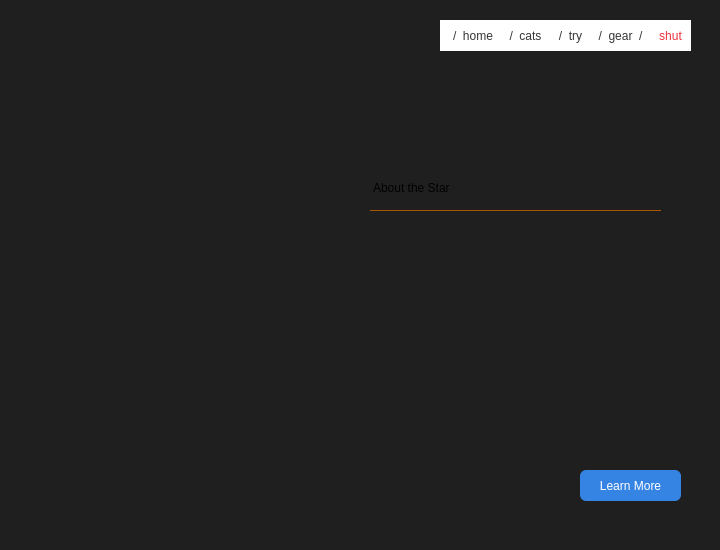
Qt form ui/planet_info.ui (tesla1618/RedShiftIndex) before a commit.
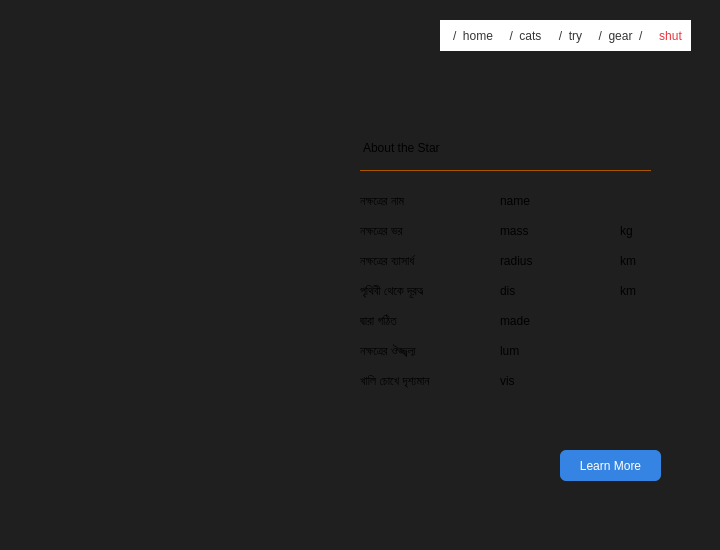
The same form after that commit. Icons and pictures are not drawn.

What changed in the file:
```diff
--- a/ui/planet_info.ui
+++ b/ui/planet_info.ui
@@ -84,8 +84,8 @@
    <widget class="QLabel" name="objName">
     <property name="geometry">
      <rect>
-      <x>370</x>
-      <y>170</y>
+      <x>360</x>
+      <y>130</y>
       <width>291</width>
       <height>41</height>
      </rect>
@@ -239,8 +239,8 @@
    <widget class="QLabel" name="imgMain">
     <property name="geometry">
      <rect>
-      <x>40</x>
-      <y>190</y>
+      <x>50</x>
+      <y>150</y>
       <width>261</width>
       <height>261</height>
      </rect>
@@ -255,8 +255,8 @@
    <widget class="QPushButton" name="nextPage">
     <property name="geometry">
      <rect>
-      <x>580</x>
-      <y>470</y>
+      <x>560</x>
+      <y>450</y>
       <width>101</width>
       <height>31</height>
      </rect>
@@ -277,17 +277,225 @@
    <widget class="QLabel" name="label">
     <property name="geometry">
      <rect>
-      <x>370</x>
+      <x>360</x>
+      <y>190</y>
+      <width>121</width>
+      <height>21</height>
+     </rect>
+    </property>
+    <property name="text">
+     <string>নক্ষত্রের নাম</string>
+    </property>
+   </widget>
+   <widget class="QLabel" name="label_2">
+    <property name="geometry">
+     <rect>
+      <x>360</x>
+      <y>220</y>
+      <width>121</width>
+      <height>21</height>
+     </rect>
+    </property>
+    <property name="text">
+     <string>নক্ষত্রের ভর</string>
+    </property>
+   </widget>
+   <widget class="QLabel" name="label_3">
+    <property name="geometry">
+     <rect>
+      <x>360</x>
+      <y>280</y>
+      <width>121</width>
+      <height>21</height>
+     </rect>
+    </property>
+    <property name="text">
+     <string>পৃথিবী থেকে দূরত্ব</string>
+    </property>
+   </widget>
+   <widget class="QLabel" name="label_4">
+    <property name="geometry">
+     <rect>
+      <x>360</x>
       <y>250</y>
+      <width>121</width>
+      <height>21</height>
+     </rect>
+    </property>
+    <property name="text">
+     <string>নক্ষত্রের ব্যাসার্ধ</string>
+    </property>
+   </widget>
+   <widget class="QLabel" name="label_5">
+    <property name="geometry">
+     <rect>
+      <x>360</x>
+      <y>310</y>
+      <width>121</width>
+      <height>21</height>
+     </rect>
+    </property>
+    <property name="text">
+     <string>দ্বারা গঠিত</string>
+    </property>
+   </widget>
+   <widget class="QLabel" name="label_6">
+    <property name="geometry">
+     <rect>
+      <x>360</x>
+      <y>370</y>
+      <width>121</width>
+      <height>21</height>
+     </rect>
+    </property>
+    <property name="text">
+     <string>খালি চোখে দৃশ্যমান</string>
+    </property>
+   </widget>
+   <widget class="QLabel" name="label_7">
+    <property name="geometry">
+     <rect>
+      <x>360</x>
+      <y>340</y>
+      <width>121</width>
+      <height>21</height>
+     </rect>
+    </property>
+    <property name="text">
+     <string>নক্ষত্রের ঔজ্জ্বল্য</string>
+    </property>
+   </widget>
+   <widget class="QLabel" name="name">
+    <property name="geometry">
+     <rect>
+      <x>500</x>
+      <y>190</y>
       <width>55</width>
-      <height>18</height>
+      <height>21</height>
      </rect>
     </property>
     <property name="text">
-     <string> </string>
+     <string>name</string>
     </property>
    </widget>
-   <zorder>objName</zorder>
+   <widget class="QLabel" name="mass">
+    <property name="geometry">
+     <rect>
+      <x>500</x>
+      <y>220</y>
+      <width>55</width>
+      <height>21</height>
+     </rect>
+    </property>
+    <property name="text">
+     <string>mass</string>
+    </property>
+   </widget>
+   <widget class="QLabel" name="vis">
+    <property name="geometry">
+     <rect>
+      <x>500</x>
+      <y>370</y>
+      <width>55</width>
+      <height>21</height>
+     </rect>
+    </property>
+    <property name="text">
+     <string>vis</string>
+    </property>
+   </widget>
+   <widget class="QLabel" name="made">
+    <property name="geometry">
+     <rect>
+      <x>500</x>
+      <y>310</y>
+      <width>55</width>
+      <height>21</height>
+     </rect>
+    </property>
+    <property name="text">
+     <string>made</string>
+    </property>
+   </widget>
+   <widget class="QLabel" name="dis">
+    <property name="geometry">
+     <rect>
+      <x>500</x>
+      <y>280</y>
+      <width>55</width>
+      <height>21</height>
+     </rect>
+    </property>
+    <property name="text">
+     <string>dis</string>
+    </property>
+   </widget>
+   <widget class="QLabel" name="radius">
+    <property name="geometry">
+     <rect>
+      <x>500</x>
+      <y>250</y>
+      <width>55</width>
+      <height>21</height>
+     </rect>
+    </property>
+    <property name="text">
+     <string>radius</string>
+    </property>
+   </widget>
+   <widget class="QLabel" name="lum">
+    <property name="geometry">
+     <rect>
+      <x>500</x>
+      <y>340</y>
+      <width>55</width>
+      <height>21</height>
+     </rect>
+    </property>
+    <property name="text">
+     <string>lum</string>
+    </property>
+   </widget>
+   <widget class="QLabel" name="mass_2">
+    <property name="geometry">
+     <rect>
+      <x>620</x>
+      <y>220</y>
+      <width>55</width>
+      <height>21</height>
+     </rect>
+    </property>
+    <property name="text">
+     <string>kg</string>
+    </property>
+   </widget>
+   <widget class="QLabel" name="radius_2">
+    <property name="geometry">
+     <rect>
+      <x>620</x>
+      <y>250</y>
+      <width>55</width>
+      <height>21</height>
+     </rect>
+    </property>
+    <property name="text">
+     <string>km</string>
+    </property>
+   </widget>
+   <widget class="QLabel" name="dis_2">
+    <property name="geometry">
+     <rect>
+      <x>620</x>
+      <y>280</y>
+      <width>55</width>
+      <height>21</height>
+     </rect>
+    </property>
+    <property name="text">
+     <string>km</string>
+    </property>
+   </widget>
+   <zorder>title</zorder>
    <zorder>logo</zorder>
    <zorder>homeBtn</zorder>
    <zorder>catsBtn</zorder>
```
Left out of the diff: 22 changed lines with no effect on the pictures.
